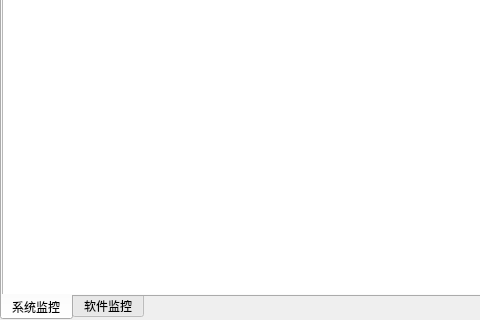
The window that widget/mainmonitor_widget.ui (yanghang8612/SMAMMainUI) describes before a commit, drawn with Qt 5; both pictures show x 0 to 480 and y 150 to 470 of the 1000 by 470 pixel window.
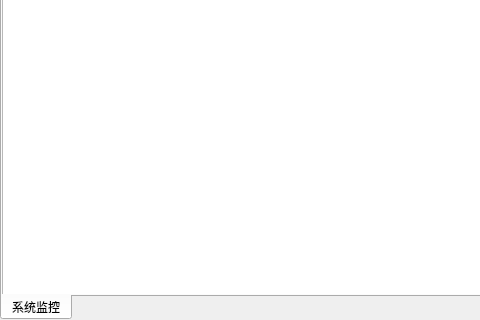
The same window after the commit.

Patch:
```diff
--- a/widget/mainmonitor_widget.ui
+++ b/widget/mainmonitor_widget.ui
@@ -28,11 +28,6 @@
     </property>
    </widget>
   </widget>
-  <widget class="QWidget" name="tab_2">
-   <attribute name="title">
-    <string>软件监控</string>
-   </attribute>
-  </widget>
  </widget>
  <resources/>
  <connections/>
```
Left out of the diff: 3 changed lines with no effect on the pictures.
